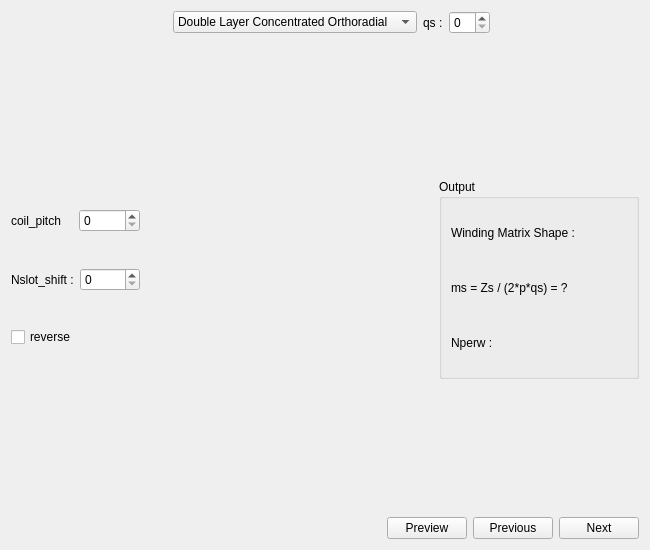
Above: pyleecan/GUI/Dialog/DMachineSetup/SWindPat/SWindPat.ui from Eomys/pyleecan before the change. Below: the same form after it.
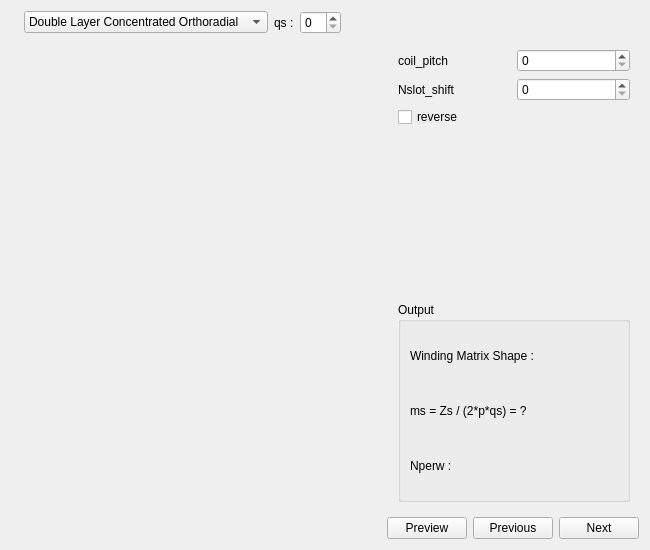
That is the form after the change. Icons and pictures are not drawn. Custom widgets are drawn as their Qt base class.

Commit message: [CO] New version for Winding Pattern GUI

Diff of the .ui file:
```diff
--- a/pyleecan/GUI/Dialog/DMachineSetup/SWindPat/SWindPat.ui
+++ b/pyleecan/GUI/Dialog/DMachineSetup/SWindPat/SWindPat.ui
@@ -19,22 +19,9 @@
   <property name="windowTitle">
    <string>Form</string>
   </property>
-  <layout class="QVBoxLayout" name="verticalLayout_2">
+  <layout class="QVBoxLayout" name="verticalLayout_4">
    <item>
     <layout class="QHBoxLayout" name="horizontalLayout_2">
-     <item>
-      <spacer name="horizontalSpacer_7">
-       <property name="orientation">
-        <enum>Qt::Horizontal</enum>
-       </property>
-       <property name="sizeHint" stdset="0">
-        <size>
-         <width>40</width>
-         <height>20</height>
-        </size>
-       </property>
-      </spacer>
-     </item>
      <item>
       <widget class="HelpButton" name="b_help">
        <property name="text">
@@ -99,40 +86,27 @@
      </item>
     </layout>
    </item>
-   <item>
-    <widget class="QLabel" name="img_wind_pat">
-     <property name="sizePolicy">
-      <sizepolicy hsizetype="Expanding" vsizetype="Expanding">
-       <horstretch>0</horstretch>
-       <verstretch>0</verstretch>
-      </sizepolicy>
-     </property>
-     <property name="minimumSize">
-      <size>
-       <width>0</width>
-       <height>0</height>
-      </size>
-     </property>
-     <property name="maximumSize">
-      <size>
-       <width>16777215</width>
-       <height>250</height>
-      </size>
-     </property>
-     <property name="text">
-      <string/>
-     </property>
-     <property name="pixmap">
-      <pixmap resource="../../../Resources/.....qrc">:/images/images/MachineSetup/WindingPattern/Type_Wind_6.png</pixmap>
-     </property>
-     <property name="scaledContents">
-      <bool>true</bool>
-     </property>
-    </widget>
-   </item>
    <item>
     <layout class="QHBoxLayout" name="horizontalLayout_5">
      <item>
+      <widget class="MPLCanvas2" name="w_viewer" native="true"/>
+     </item>
+     <item>
+      <widget class="QWidget" name="widget" native="true">
+       <property name="minimumSize">
+        <size>
+         <width>250</width>
+         <height>0</height>
+        </size>
+       </property>
+       <property name="maximumSize">
+        <size>
+         <width>250</width>
+         <height>16777215</height>
+        </size>
+       </property>
+       <layout class="QVBoxLayout" name="verticalLayout_2">
+        <item>
       <layout class="QVBoxLayout" name="verticalLayout">
        <item>
         <layout class="QHBoxLayout" name="horizontalLayout">
@@ -165,7 +139,7 @@
             </size>
            </property>
            <property name="text">
-            <string>Nslot_shift :</string>
+               <string>Nslot_shift</string>
            </property>
           </widget>
          </item>
@@ -191,14 +165,14 @@
       </layout>
      </item>
      <item>
-      <spacer name="horizontalSpacer_4">
+         <spacer name="verticalSpacer">
        <property name="orientation">
-        <enum>Qt::Horizontal</enum>
+           <enum>Qt::Vertical</enum>
        </property>
        <property name="sizeHint" stdset="0">
         <size>
-         <width>40</width>
-         <height>20</height>
+            <width>20</width>
+            <height>40</height>
         </size>
        </property>
       </spacer>
@@ -249,19 +223,9 @@
       </widget>
      </item>
     </layout>
-   </item>
-   <item>
-    <spacer name="verticalSpacer_2">
-     <property name="orientation">
-      <enum>Qt::Vertical</enum>
-     </property>
-     <property name="sizeHint" stdset="0">
-      <size>
-       <width>20</width>
-       <height>40</height>
-      </size>
-     </property>
-    </spacer>
+      </widget>
+     </item>
+    </layout>
    </item>
    <item>
     <layout class="QHBoxLayout" name="horizontalLayout_3">
@@ -309,6 +273,12 @@
    <extends>QLabel</extends>
    <header>pyleecan/GUI/Tools/HelpButton.h</header>
   </customwidget>
+  <customwidget>
+   <class>MPLCanvas2</class>
+   <extends>QWidget</extends>
+   <header>.....GUI.Tools.MPLCanvas</header>
+   <container>1</container>
+  </customwidget>
  </customwidgets>
  <resources>
   <include location="../../../Resources/pyleecan.qrc"/>
```
Left out of the diff: 1 changed line with no effect on the pictures. Lines whose indentation alone changed are shown as unchanged. The commit also changes 5 other files.
